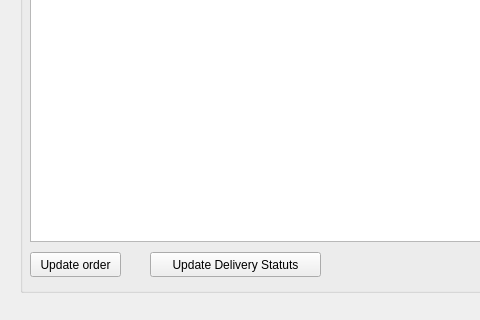
Above: dr_dashboard.ui from ouardito/E-TM_Platform before the change; both pictures show x 0 to 480 and y 298 to 618 of the 1261 by 618 pixel window. Below: the same form after it.
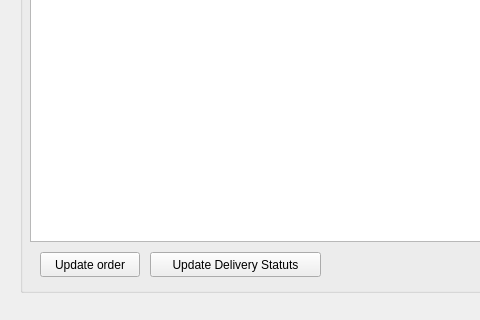
That is the form after the change.

The edit to the form file:
```diff
--- a/dr_dashboard.ui
+++ b/dr_dashboard.ui
@@ -69,9 +69,9 @@
    <widget class="QPushButton" name="orderupdateBtn">
     <property name="geometry">
      <rect>
-      <x>10</x>
+      <x>20</x>
       <y>490</y>
-      <width>91</width>
+      <width>100</width>
       <height>25</height>
      </rect>
     </property>
```
